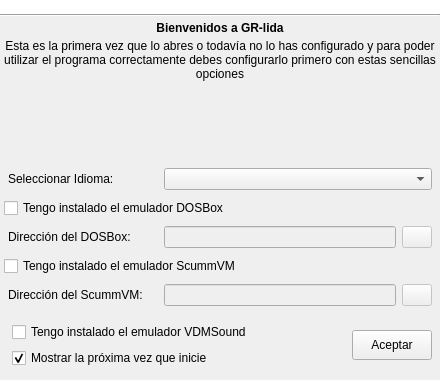
Old version of the form ui/config_inicial.ui in the repository Monthy/gr-lida.
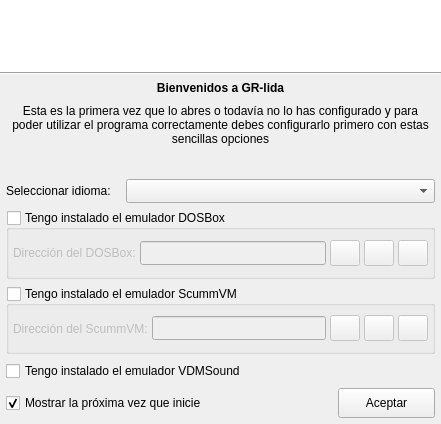
New version of the form. Icons and pictures are not drawn.

```diff
--- a/ui/config_inicial.ui
+++ b/ui/config_inicial.ui
@@ -6,16 +6,10 @@
    <rect>
     <x>0</x>
     <y>0</y>
-    <width>440</width>
-    <height>380</height>
+    <width>441</width>
+    <height>424</height>
    </rect>
   </property>
-  <property name="minimumSize">
-   <size>
-    <width>440</width>
-    <height>380</height>
-   </size>
-  </property>
   <property name="windowTitle">
    <string>Configuración Inicial del GR-lida</string>
   </property>
@@ -23,7 +17,7 @@
    <iconset resource="../res/grlida.qrc">
     <normaloff>:/img16/grlida.png</normaloff>:/img16/grlida.png</iconset>
   </property>
-  <layout class="QVBoxLayout">
+  <layout class="QVBoxLayout" name="verticalLayout">
    <property name="spacing">
     <number>0</number>
    </property>
@@ -32,6 +26,12 @@
    </property>
    <item>
     <widget class="QLabel" name="lb_imagenlogo">
+     <property name="minimumSize">
+      <size>
+       <width>0</width>
+       <height>72</height>
+      </size>
+     </property>
      <property name="maximumSize">
       <size>
        <width>16777215</width>
@@ -124,14 +124,282 @@
     </widget>
    </item>
    <item>
-    <layout class="QVBoxLayout" name="vLayout_1">
-     <property name="spacing">
-      <number>4</number>
+    <layout class="QGridLayout" name="gridLayout" columnstretch="0,1,0">
+     <property name="verticalSpacing">
+      <number>7</number>
      </property>
      <property name="margin">
-      <number>4</number>
+      <number>6</number>
      </property>
-     <item>
+     <item row="2" column="0">
+      <widget class="QLabel" name="lb_Confini_2">
+       <property name="minimumSize">
+        <size>
+         <width>120</width>
+         <height>0</height>
+        </size>
+       </property>
+       <property name="text">
+        <string>Seleccionar idioma:</string>
+       </property>
+      </widget>
+     </item>
+     <item row="4" column="0" colspan="3">
+      <widget class="QGroupBox" name="chkScummVMDisp">
+       <property name="title">
+        <string>Tengo instalado el emulador ScummVM</string>
+       </property>
+       <property name="checkable">
+        <bool>true</bool>
+       </property>
+       <property name="checked">
+        <bool>false</bool>
+       </property>
+       <layout class="QHBoxLayout" name="horizontalLayout_2">
+        <property name="spacing">
+         <number>4</number>
+        </property>
+        <property name="margin">
+         <number>4</number>
+        </property>
+        <item>
+         <widget class="QLabel" name="lb_Confini_4">
+          <property name="minimumSize">
+           <size>
+            <width>120</width>
+            <height>0</height>
+           </size>
+          </property>
+          <property name="text">
+           <string>Dirección del ScummVM:</string>
+          </property>
+         </widget>
+        </item>
+        <item>
+         <widget class="QLineEdit" name="txtDirSvm">
+          <property name="minimumSize">
+           <size>
+            <width>0</width>
+            <height>24</height>
+           </size>
+          </property>
+         </widget>
+        </item>
+        <item>
+         <widget class="QPushButton" name="btnDirSvm">
+          <property name="minimumSize">
+           <size>
+            <width>30</width>
+            <height>26</height>
+           </size>
+          </property>
+          <property name="maximumSize">
+           <size>
+            <width>30</width>
+            <height>26</height>
+           </size>
+          </property>
+          <property name="text">
+           <string/>
+          </property>
+          <property name="icon">
+           <iconset resource="../res/gr-lida.qrc">
+            <normaloff>:/img16/carpeta_1.png</normaloff>:/img16/carpeta_1.png</iconset>
+          </property>
+         </widget>
+        </item>
+        <item>
+         <widget class="QPushButton" name="btnDirSvm_find">
+          <property name="minimumSize">
+           <size>
+            <width>30</width>
+            <height>26</height>
+           </size>
+          </property>
+          <property name="maximumSize">
+           <size>
+            <width>30</width>
+            <height>26</height>
+           </size>
+          </property>
+          <property name="text">
+           <string/>
+          </property>
+          <property name="icon">
+           <iconset resource="../res/gr-lida.qrc">
+            <normaloff>:/img16/zoom.png</normaloff>:/img16/zoom.png</iconset>
+          </property>
+         </widget>
+        </item>
+        <item>
+         <widget class="QPushButton" name="btnDirSvm_clear">
+          <property name="minimumSize">
+           <size>
+            <width>30</width>
+            <height>26</height>
+           </size>
+          </property>
+          <property name="maximumSize">
+           <size>
+            <width>30</width>
+            <height>26</height>
+           </size>
+          </property>
+          <property name="text">
+           <string/>
+          </property>
+          <property name="icon">
+           <iconset resource="../res/gr-lida.qrc">
+            <normaloff>:/img16/limpiar.png</normaloff>:/img16/limpiar.png</iconset>
+          </property>
+         </widget>
+        </item>
+       </layout>
+      </widget>
+     </item>
+     <item row="3" column="0" colspan="3">
+      <widget class="QGroupBox" name="chkDOSBoxDisp">
+       <property name="title">
+        <string>Tengo instalado el emulador DOSBox</string>
+       </property>
+       <property name="checkable">
+        <bool>true</bool>
+       </property>
+       <property name="checked">
+        <bool>false</bool>
+       </property>
+       <layout class="QHBoxLayout" name="horizontalLayout">
+        <property name="spacing">
+         <number>4</number>
+        </property>
+        <property name="margin">
+         <number>4</number>
+        </property>
+        <item>
+         <widget class="QLabel" name="lb_Confini_3">
+          <property name="minimumSize">
+           <size>
+            <width>120</width>
+            <height>0</height>
+           </size>
+          </property>
+          <property name="text">
+           <string>Dirección del DOSBox:</string>
+          </property>
+         </widget>
+        </item>
+        <item>
+         <widget class="QLineEdit" name="txtDirDbx">
+          <property name="minimumSize">
+           <size>
+            <width>0</width>
+            <height>24</height>
+           </size>
+          </property>
+         </widget>
+        </item>
+        <item>
+         <widget class="QPushButton" name="btnDirDbx">
+          <property name="minimumSize">
+           <size>
+            <width>30</width>
+            <height>26</height>
+           </size>
+          </property>
+          <property name="maximumSize">
+           <size>
+            <width>30</width>
+            <height>26</height>
+           </size>
+          </property>
+          <property name="text">
+           <string/>
+          </property>
+          <property name="icon">
+           <iconset resource="../res/gr-lida.qrc">
+            <normaloff>:/img16/carpeta_1.png</normaloff>:/img16/carpeta_1.png</iconset>
+          </property>
+         </widget>
+        </item>
+        <item>
+         <widget class="QPushButton" name="btnDirDbx_find">
+          <property name="minimumSize">
+           <size>
+            <width>30</width>
+            <height>26</height>
+           </size>
+          </property>
+          <property name="maximumSize">
+           <size>
+            <width>30</width>
+            <height>26</height>
+           </size>
+          </property>
+          <property name="text">
+           <string/>
+          </property>
+          <property name="icon">
+           <iconset resource="../res/gr-lida.qrc">
+            <normaloff>:/img16/zoom.png</normaloff>:/img16/zoom.png</iconset>
+          </property>
+         </widget>
+        </item>
+        <item>
+         <widget class="QPushButton" name="btnDirDbx_clear">
+          <property name="minimumSize">
+           <size>
+            <width>30</width>
+            <height>26</height>
+           </size>
+          </property>
+          <property name="maximumSize">
+           <size>
+            <width>30</width>
+            <height>26</height>
+           </size>
+          </property>
+          <property name="text">
+           <string/>
+          </property>
+          <property name="icon">
+           <iconset resource="../res/gr-lida.qrc">
+            <normaloff>:/img16/limpiar.png</normaloff>:/img16/limpiar.png</iconset>
+          </property>
+         </widget>
+        </item>
+       </layout>
+      </widget>
+     </item>
+     <item row="2" column="1" colspan="2">
+      <widget class="QComboBox" name="cbxIdioma">
+       <property name="minimumSize">
+        <size>
+         <width>0</width>
+         <height>24</height>
+        </size>
+       </property>
+      </widget>
+     </item>
+     <item row="1" column="0" colspan="3">
+      <widget class="QLabel" name="lb_Confini_1">
+       <property name="minimumSize">
+        <size>
+         <width>0</width>
+         <height>54</height>
+        </size>
+       </property>
+       <property name="text">
+        <string>Esta es la primera vez que lo abres o todaví­a no lo has configurado y para poder utilizar el programa correctamente debes configurarlo primero con estas sencillas opciones</string>
+       </property>
+       <property name="alignment">
+        <set>Qt::AlignHCenter|Qt::AlignTop</set>
+       </property>
+       <property name="wordWrap">
+        <bool>true</bool>
+       </property>
+      </widget>
+     </item>
+     <item row="0" column="0" colspan="3">
       <widget class="QLabel" name="lb_Confini_5">
        <property name="sizePolicy">
         <sizepolicy hsizetype="Preferred" vsizetype="Fixed">
@@ -139,6 +407,12 @@
          <verstretch>0</verstretch>
         </sizepolicy>
        </property>
+       <property name="minimumSize">
+        <size>
+         <width>0</width>
+         <height>16</height>
+        </size>
+       </property>
        <property name="font">
         <font>
          <weight>75</weight>
@@ -153,275 +427,40 @@
        </property>
       </widget>
      </item>
-     <item>
-      <widget class="QLabel" name="lb_Confini_1">
-       <property name="sizePolicy">
-        <sizepolicy hsizetype="Preferred" vsizetype="Expanding">
-         <horstretch>0</horstretch>
-         <verstretch>0</verstretch>
-        </sizepolicy>
-       </property>
+     <item row="6" column="2">
+      <widget class="QPushButton" name="btnOk">
        <property name="minimumSize">
         <size>
-         <width>0</width>
-         <height>54</height>
+         <width>97</width>
+         <height>30</height>
         </size>
        </property>
        <property name="text">
-        <string>Esta es la primera vez que lo abres o todaví­a no lo has configurado y para poder utilizar el programa correctamente debes configurarlo primero con estas sencillas opciones</string>
+        <string>Aceptar</string>
        </property>
-       <property name="alignment">
-        <set>Qt::AlignHCenter|Qt::AlignTop</set>
+       <property name="icon">
+        <iconset resource="../res/gr-lida.qrc">
+         <normaloff>:/img16/aplicar.png</normaloff>:/img16/aplicar.png</iconset>
        </property>
-       <property name="wordWrap">
+      </widget>
+     </item>
+     <item row="6" column="0" colspan="2">
+      <widget class="QCheckBox" name="chkShowNext">
+       <property name="text">
+        <string>Mostrar la próxima vez que inicie</string>
+       </property>
+       <property name="checked">
         <bool>true</bool>
        </property>
       </widget>
      </item>
-     <item>
-      <layout class="QHBoxLayout" name="hLayout_2">
-       <property name="spacing">
-        <number>6</number>
-       </property>
-       <property name="margin">
-        <number>4</number>
-       </property>
-       <item>
-        <widget class="QLabel" name="lb_Confini_2">
-         <property name="sizePolicy">
-          <sizepolicy hsizetype="Fixed" vsizetype="Fixed">
-           <horstretch>0</horstretch>
-           <verstretch>0</verstretch>
-          </sizepolicy>
-         </property>
-         <property name="minimumSize">
-          <size>
-           <width>150</width>
-           <height>0</height>
-          </size>
-         </property>
-         <property name="text">
-          <string>Seleccionar Idioma:</string>
-         </property>
-        </widget>
-       </item>
-       <item>
-        <widget class="QComboBox" name="cbxIdioma">
-         <property name="minimumSize">
-          <size>
-           <width>0</width>
-           <height>22</height>
-          </size>
-         </property>
-        </widget>
-       </item>
-      </layout>
-     </item>
-     <item>
-      <widget class="QCheckBox" name="chkDOSBoxDisp">
+     <item row="5" column="0" colspan="3">
+      <widget class="QCheckBox" name="chkVDMSoundDisp">
        <property name="text">
-        <string>Tengo instalado el emulador DOSBox</string>
+        <string>Tengo instalado el emulador VDMSound</string>
        </property>
       </widget>
      </item>
-     <item>
-      <layout class="QHBoxLayout" name="hLayout_3">
-       <property name="spacing">
-        <number>6</number>
-       </property>
-       <property name="margin">
-        <number>4</number>
-       </property>
-       <item>
-        <widget class="QLabel" name="lb_Confini_3">
-         <property name="sizePolicy">
-          <sizepolicy hsizetype="Fixed" vsizetype="Fixed">
-           <horstretch>0</horstretch>
-           <verstretch>0</verstretch>
-          </sizepolicy>
-         </property>
-         <property name="minimumSize">
-          <size>
-           <width>150</width>
-           <height>0</height>
-          </size>
-         </property>
-         <property name="text">
-          <string>Dirección del DOSBox:</string>
-         </property>
-        </widget>
-       </item>
-       <item>
-        <widget class="QLineEdit" name="txtDirDbx">
-         <property name="enabled">
-          <bool>false</bool>
-         </property>
-         <property name="minimumSize">
-          <size>
-           <width>0</width>
-           <height>22</height>
-          </size>
-         </property>
-        </widget>
-       </item>
-       <item>
-        <widget class="QPushButton" name="btnDirDbx">
-         <property name="enabled">
-          <bool>false</bool>
-         </property>
-         <property name="maximumSize">
-          <size>
-           <width>30</width>
-           <height>26</height>
-          </size>
-         </property>
-         <property name="text">
-          <string/>
-         </property>
-         <property name="icon">
-          <iconset resource="../res/grlida.qrc">
-           <normaloff>:/img16/carpeta_1.png</normaloff>:/img16/carpeta_1.png</iconset>
-         </property>
-        </widget>
-       </item>
-      </layout>
-     </item>
-     <item>
-      <widget class="QCheckBox" name="chkScummVMDisp">
-       <property name="text">
-        <string>Tengo instalado el emulador ScummVM</string>
-       </property>
-      </widget>
-     </item>
-     <item>
-      <layout class="QHBoxLayout" name="hLayout_1">
-       <property name="spacing">
-        <number>6</number>
-       </property>
-       <property name="margin">
-        <number>4</number>
-       </property>
-       <item>
-        <widget class="QLabel" name="lb_Confini_4">
-         <property name="sizePolicy">
-          <sizepolicy hsizetype="Fixed" vsizetype="Fixed">
-           <horstretch>0</horstretch>
-           <verstretch>0</verstretch>
-          </sizepolicy>
-         </property>
-         <property name="minimumSize">
-          <size>
-           <width>150</width>
-           <height>0</height>
-          </size>
-         </property>
-         <property name="text">
-          <string>Dirección del ScummVM:</string>
-         </property>
-        </widget>
-       </item>
-       <item>
-        <widget class="QLineEdit" name="txtDirSvm">
-         <property name="enabled">
-          <bool>false</bool>
-         </property>
-         <property name="minimumSize">
-          <size>
-           <width>0</width>
-           <height>22</height>
-          </size>
-         </property>
-        </widget>
-       </item>
-       <item>
-        <widget class="QPushButton" name="btnDirSvm">
-         <property name="enabled">
-          <bool>false</bool>
-         </property>
-         <property name="maximumSize">
-          <size>
-           <width>30</width>
-           <height>26</height>
-          </size>
-         </property>
-         <property name="text">
-          <string/>
-         </property>
-         <property name="icon">
-          <iconset resource="../res/grlida.qrc">
-           <normaloff>:/img16/carpeta_1.png</normaloff>:/img16/carpeta_1.png</iconset>
-         </property>
-        </widget>
-       </item>
-      </layout>
-     </item>
-     <item>
-      <layout class="QHBoxLayout" name="hLayout_4">
-       <property name="spacing">
-        <number>6</number>
-       </property>
-       <property name="margin">
-        <number>4</number>
-       </property>
-       <item>
-        <layout class="QVBoxLayout" name="vLayout_2">
-         <property name="spacing">
-          <number>6</number>
-         </property>
-         <property name="margin">
-          <number>4</number>
-         </property>
-         <item>
-          <widget class="QCheckBox" name="chkVDMSoundDisp">
-           <property name="text">
-            <string>Tengo instalado el emulador VDMSound</string>
-           </property>
-          </widget>
-         </item>
-         <item>
-          <widget class="QCheckBox" name="chkShowNext">
-           <property name="text">
-            <string>Mostrar la próxima vez que inicie</string>
-           </property>
-           <property name="checked">
-            <bool>true</bool>
-           </property>
-          </widget>
-         </item>
-        </layout>
-       </item>
-       <item>
-        <spacer name="hSpacer_1">
-         <property name="orientation">
-          <enum>Qt::Horizontal</enum>
-         </property>
-         <property name="sizeHint" stdset="0">
-          <size>
-           <width>40</width>
-           <height>20</height>
-          </size>
-         </property>
-        </spacer>
-       </item>
-       <item>
-        <widget class="QPushButton" name="btnOk">
-         <property name="minimumSize">
-          <size>
-           <width>80</width>
-           <height>30</height>
-          </size>
-         </property>
-         <property name="text">
-          <string>Aceptar</string>
-         </property>
-         <property name="icon">
-          <iconset resource="../res/grlida.qrc">
-           <normaloff>:/img16/aplicar.png</normaloff>:/img16/aplicar.png</iconset>
-         </property>
-        </widget>
-       </item>
-      </layout>
-     </item>
     </layout>
    </item>
   </layout>
```
Left out of the diff: 92 changed lines with no effect on the pictures.
